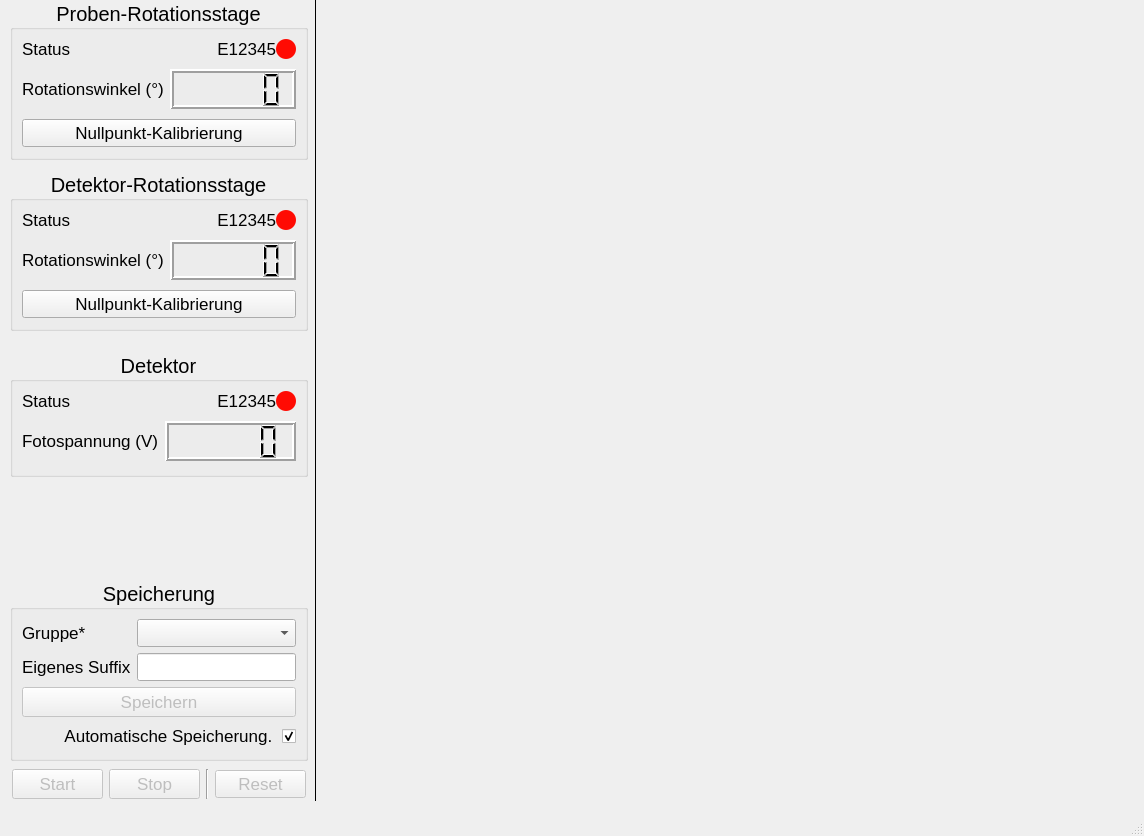
Before: the Qt Designer form polarisation_ui/pyqt/mainwindow.ui in cckssr/polarisation-ui, drawn with Qt 5.
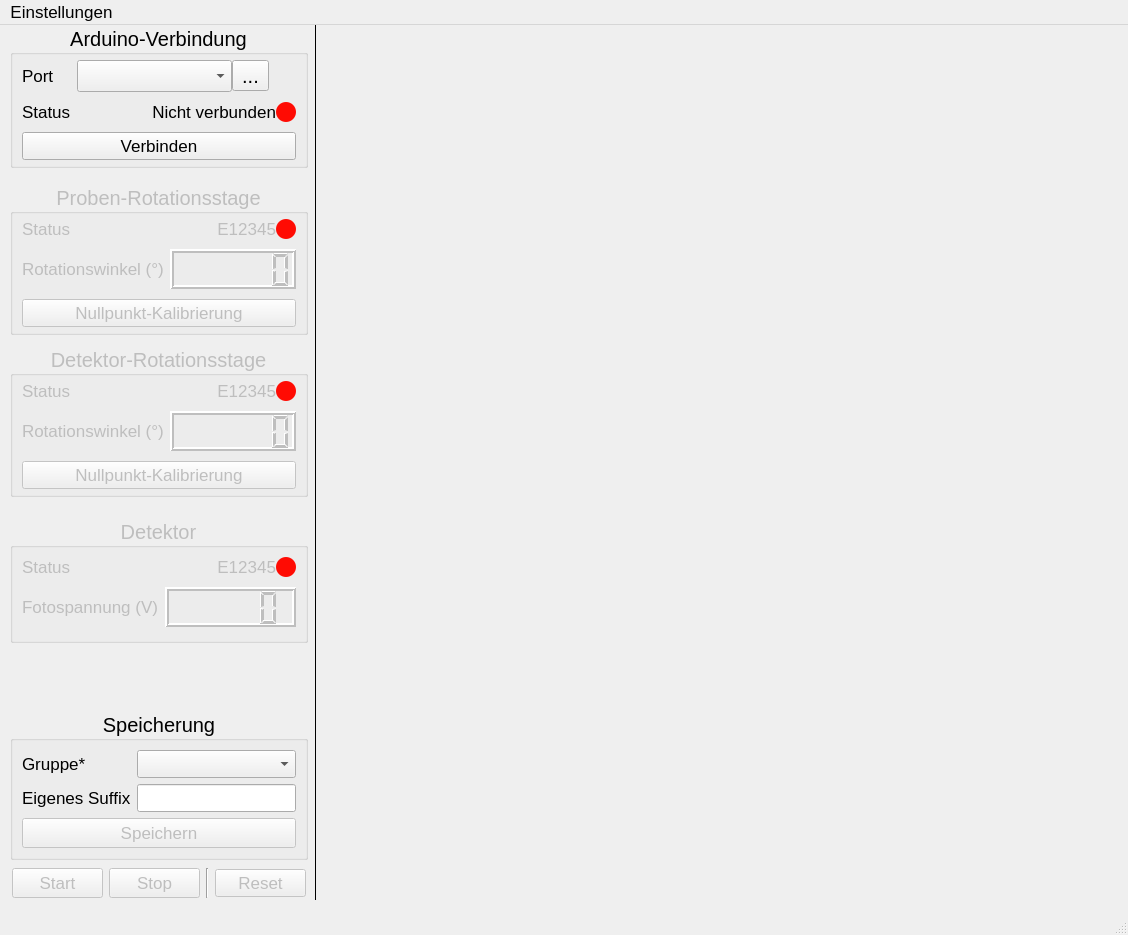
After: the same form once the commit is applied. Icons and pictures are not drawn.

Commit message: feat(ui): Add Arduino connection panel and acquisition settings

```diff
--- a/polarisation_ui/pyqt/mainwindow.ui
+++ b/polarisation_ui/pyqt/mainwindow.ui
@@ -6,14 +6,14 @@
    <rect>
     <x>0</x>
     <y>0</y>
-    <width>1144</width>
-    <height>836</height>
+    <width>1128</width>
+    <height>935</height>
    </rect>
   </property>
   <property name="minimumSize">
    <size>
     <width>0</width>
-    <height>750</height>
+    <height>860</height>
    </size>
   </property>
   <property name="font">
@@ -54,7 +54,7 @@
      </widget>
     </item>
     <item row="0" column="0">
-     <layout class="QVBoxLayout" name="verticalLayout_2">
+     <layout class="QVBoxLayout" name="verticalLayout_2" stretch="0,0,0,0,0,0,0,1,0,0">
       <property name="spacing">
        <number>-1</number>
       </property>
@@ -67,10 +67,240 @@
       <property name="bottomMargin">
        <number>0</number>
       </property>
+      <item>
+       <widget class="QGroupBox" name="live_values_4">
+        <property name="sizePolicy">
+         <sizepolicy hsizetype="Preferred" vsizetype="Minimum">
+          <horstretch>0</horstretch>
+          <verstretch>0</verstretch>
+         </sizepolicy>
+        </property>
+        <property name="minimumSize">
+         <size>
+          <width>0</width>
+          <height>100</height>
+         </size>
+        </property>
+        <property name="font">
+         <font>
+          <pointsize>15</pointsize>
+         </font>
+        </property>
+        <property name="title">
+         <string>Arduino-Verbindung</string>
+        </property>
+        <property name="alignment">
+         <set>Qt::AlignmentFlag::AlignCenter</set>
+        </property>
+        <property name="checkable">
+         <bool>false</bool>
+        </property>
+        <layout class="QFormLayout" name="formLayout_6">
+         <property name="sizeConstraint">
+          <enum>QLayout::SizeConstraint::SetNoConstraint</enum>
+         </property>
+         <property name="fieldGrowthPolicy">
+          <enum>QFormLayout::FieldGrowthPolicy::AllNonFixedFieldsGrow</enum>
+         </property>
+         <property name="labelAlignment">
+          <set>Qt::AlignmentFlag::AlignLeading|Qt::AlignmentFlag::AlignLeft|Qt::AlignmentFlag::AlignVCenter</set>
+         </property>
+         <property name="horizontalSpacing">
+          <number>-1</number>
+         </property>
+         <property name="verticalSpacing">
+          <number>10</number>
+         </property>
+         <property name="topMargin">
+          <number>5</number>
+         </property>
+         <property name="bottomMargin">
+          <number>5</number>
+         </property>
+         <item row="0" column="0">
+          <widget class="QLabel" name="label_9">
+           <property name="sizePolicy">
+            <sizepolicy hsizetype="Preferred" vsizetype="Minimum">
+             <horstretch>0</horstretch>
+             <verstretch>0</verstretch>
+            </sizepolicy>
+           </property>
+           <property name="font">
+            <font>
+             <pointsize>13</pointsize>
+            </font>
+           </property>
+           <property name="text">
+            <string>Port</string>
+           </property>
+           <property name="alignment">
+            <set>Qt::AlignmentFlag::AlignLeading|Qt::AlignmentFlag::AlignLeft|Qt::AlignmentFlag::AlignVCenter</set>
+           </property>
+          </widget>
+         </item>
+         <item row="0" column="1">
+          <layout class="QHBoxLayout" name="horizontalLayout_2">
+           <property name="bottomMargin">
+            <number>0</number>
+           </property>
+           <item>
+            <widget class="QComboBox" name="arduino_ports">
+             <property name="sizePolicy">
+              <sizepolicy hsizetype="Preferred" vsizetype="Minimum">
+               <horstretch>0</horstretch>
+               <verstretch>0</verstretch>
+              </sizepolicy>
+             </property>
+             <property name="maximumSize">
+              <size>
+               <width>155</width>
+               <height>16777215</height>
+              </size>
+             </property>
+            </widget>
+           </item>
+           <item>
+            <widget class="QToolButton" name="ports_refresh">
+             <property name="text">
+              <string>...</string>
+             </property>
+             <property name="icon">
+              <iconset theme="QIcon::ThemeIcon::ViewRefresh"/>
+             </property>
+             <property name="iconSize">
+              <size>
+               <width>14</width>
+               <height>14</height>
+              </size>
+             </property>
+            </widget>
+           </item>
+          </layout>
+         </item>
+         <item row="1" column="0">
+          <widget class="QLabel" name="label_8">
+           <property name="sizePolicy">
+            <sizepolicy hsizetype="Preferred" vsizetype="Minimum">
+             <horstretch>0</horstretch>
+             <verstretch>0</verstretch>
+            </sizepolicy>
+           </property>
+           <property name="font">
+            <font>
+             <pointsize>13</pointsize>
+            </font>
+           </property>
+           <property name="text">
+            <string>Status</string>
+           </property>
+           <property name="alignment">
+            <set>Qt::AlignmentFlag::AlignLeading|Qt::AlignmentFlag::AlignLeft|Qt::AlignmentFlag::AlignVCenter</set>
+           </property>
+          </widget>
+         </item>
+         <item row="1" column="1">
+          <layout class="QHBoxLayout" name="sample_group_3">
+           <item>
+            <widget class="QLabel" name="arduino_status">
+             <property name="sizePolicy">
+              <sizepolicy hsizetype="Preferred" vsizetype="Minimum">
+               <horstretch>0</horstretch>
+               <verstretch>0</verstretch>
+              </sizepolicy>
+             </property>
+             <property name="font">
+              <font>
+               <pointsize>13</pointsize>
+              </font>
+             </property>
+             <property name="text">
+              <string>Nicht verbunden</string>
+             </property>
+             <property name="alignment">
+              <set>Qt::AlignmentFlag::AlignRight|Qt::AlignmentFlag::AlignTrailing|Qt::AlignmentFlag::AlignVCenter</set>
+             </property>
+            </widget>
+           </item>
+           <item>
+            <widget class="QLabel" name="arduino_statusLED">
+             <property name="sizePolicy">
+              <sizepolicy hsizetype="Preferred" vsizetype="Minimum">
+               <horstretch>0</horstretch>
+               <verstretch>0</verstretch>
+              </sizepolicy>
+             </property>
+             <property name="minimumSize">
+              <size>
+               <width>20</width>
+               <height>20</height>
+              </size>
+             </property>
+             <property name="maximumSize">
+              <size>
+               <width>20</width>
+               <height>20</height>
+              </size>
+             </property>
+             <property name="styleSheet">
+              <string notr="true">background-color: rgb(255, 11, 3); border: 0px; padding: 4px; border-radius: 10px</string>
+             </property>
+             <property name="text">
+              <string/>
+             </property>
+            </widget>
+           </item>
+          </layout>
+         </item>
+         <item row="2" column="0" colspan="2">
+          <widget class="QPushButton" name="arduino_connect">
+           <property name="sizePolicy">
+            <sizepolicy hsizetype="Preferred" vsizetype="Minimum">
+             <horstretch>0</horstretch>
+             <verstretch>0</verstretch>
+            </sizepolicy>
+           </property>
+           <property name="minimumSize">
+            <size>
+             <width>0</width>
+             <height>0</height>
+            </size>
+           </property>
+           <property name="font">
+            <font>
+             <pointsize>13</pointsize>
+            </font>
+           </property>
+           <property name="text">
+            <string>Verbinden</string>
+           </property>
+          </widget>
+         </item>
+        </layout>
+       </widget>
+      </item>
+      <item>
+       <spacer name="verticalSpacer_4">
+        <property name="orientation">
+         <enum>Qt::Orientation::Vertical</enum>
+        </property>
+        <property name="sizeType">
+         <enum>QSizePolicy::Policy::Fixed</enum>
+        </property>
+        <property name="sizeHint" stdset="0">
+         <size>
+          <width>20</width>
+          <height>10</height>
+         </size>
+        </property>
+       </spacer>
+      </item>
       <item>
        <widget class="QGroupBox" name="live_values">
+        <property name="enabled">
+         <bool>false</bool>
+        </property>
         <property name="sizePolicy">
-         <sizepolicy hsizetype="Expanding" vsizetype="Preferred">
+         <sizepolicy hsizetype="Expanding" vsizetype="Minimum">
           <horstretch>0</horstretch>
           <verstretch>0</verstretch>
          </sizepolicy>
@@ -78,7 +308,7 @@
         <property name="minimumSize">
          <size>
           <width>0</width>
-          <height>160</height>
+          <height>100</height>
          </size>
         </property>
         <property name="font">
@@ -111,10 +341,16 @@
          <property name="verticalSpacing">
           <number>10</number>
          </property>
+         <property name="topMargin">
+          <number>5</number>
+         </property>
+         <property name="bottomMargin">
+          <number>5</number>
+         </property>
          <item row="0" column="0">
           <widget class="QLabel" name="label_4">
            <property name="sizePolicy">
-            <sizepolicy hsizetype="MinimumExpanding" vsizetype="Preferred">
+            <sizepolicy hsizetype="MinimumExpanding" vsizetype="Minimum">
              <horstretch>0</horstretch>
              <verstretch>0</verstretch>
             </sizepolicy>
@@ -137,7 +373,7 @@
            <item>
             <widget class="QLabel" name="sample_enr">
              <property name="sizePolicy">
-              <sizepolicy hsizetype="Expanding" vsizetype="Preferred">
+              <sizepolicy hsizetype="Expanding" vsizetype="Minimum">
                <horstretch>0</horstretch>
                <verstretch>0</verstretch>
               </sizepolicy>
@@ -157,6 +393,12 @@
            </item>
            <item>
             <widget class="QLabel" name="sample_statusLED">
+             <property name="sizePolicy">
+              <sizepolicy hsizetype="Preferred" vsizetype="Minimum">
+               <horstretch>0</horstretch>
+               <verstretch>0</verstretch>
+              </sizepolicy>
+             </property>
              <property name="minimumSize">
               <size>
                <width>20</width>
@@ -181,6 +423,12 @@
          </item>
          <item row="1" column="0">
           <widget class="QLabel" name="label">
+           <property name="sizePolicy">
+            <sizepolicy hsizetype="Preferred" vsizetype="Minimum">
+             <horstretch>0</horstretch>
+             <verstretch>0</verstretch>
+            </sizepolicy>
+           </property>
            <property name="minimumSize">
             <size>
              <width>0</width>
@@ -219,10 +467,19 @@
            <property name="lineWidth">
             <number>2</number>
            </property>
+           <property name="digitCount">
+            <number>6</number>
+           </property>
           </widget>
          </item>
          <item row="2" column="0" colspan="2">
           <widget class="QPushButton" name="sample_zero">
+           <property name="sizePolicy">
+            <sizepolicy hsizetype="Minimum" vsizetype="Minimum">
+             <horstretch>0</horstretch>
+             <verstretch>0</verstretch>
+            </sizepolicy>
+           </property>
            <property name="minimumSize">
             <size>
              <width>0</width>
@@ -260,8 +517,11 @@
       </item>
       <item>
        <widget class="QGroupBox" name="live_values_2">
+        <property name="enabled">
+         <bool>false</bool>
+        </property>
         <property name="sizePolicy">
-         <sizepolicy hsizetype="Expanding" vsizetype="Preferred">
+         <sizepolicy hsizetype="Expanding" vsizetype="Minimum">
           <horstretch>0</horstretch>
           <verstretch>0</verstretch>
          </sizepolicy>
@@ -269,7 +529,7 @@
         <property name="minimumSize">
          <size>
           <width>0</width>
-          <height>160</height>
+          <height>100</height>
          </size>
         </property>
         <property name="font">
@@ -299,10 +559,16 @@
          <property name="verticalSpacing">
           <number>10</number>
          </property>
+         <property name="topMargin">
+          <number>5</number>
+         </property>
+         <property name="bottomMargin">
+          <number>5</number>
+         </property>
          <item row="0" column="0">
           <widget class="QLabel" name="label_14">
            <property name="sizePolicy">
-            <sizepolicy hsizetype="Expanding" vsizetype="Preferred">
+            <sizepolicy hsizetype="Expanding" vsizetype="Minimum">
              <horstretch>0</horstretch>
              <verstretch>0</verstretch>
             </sizepolicy>
@@ -325,7 +591,7 @@
            <item>
             <widget class="QLabel" name="dstage_enr">
              <property name="sizePolicy">
-              <sizepolicy hsizetype="Expanding" vsizetype="Preferred">
+              <sizepolicy hsizetype="Expanding" vsizetype="Minimum">
                <horstretch>0</horstretch>
                <verstretch>0</verstretch>
               </sizepolicy>
@@ -345,6 +611,12 @@
            </item>
            <item>
             <widget class="QLabel" name="dstage_statusLED">
+             <property name="sizePolicy">
+              <sizepolicy hsizetype="Preferred" vsizetype="Minimum">
+               <horstretch>0</horstretch>
+               <verstretch>0</verstretch>
+              </sizepolicy>
+             </property>
              <property name="minimumSize">
               <size>
                <width>20</width>
@@ -369,6 +641,12 @@
          </item>
          <item row="1" column="0">
           <widget class="QLabel" name="label_11">
+           <property name="sizePolicy">
+            <sizepolicy hsizetype="Preferred" vsizetype="Minimum">
+             <horstretch>0</horstretch>
+             <verstretch>0</verstretch>
+            </sizepolicy>
+           </property>
            <property name="minimumSize">
             <size>
              <width>0</width>
@@ -407,10 +685,19 @@
            <property name="lineWidth">
             <number>2</number>
            </property>
+           <property name="digitCount">
+            <number>6</number>
+           </property>
           </widget>
          </item>
          <item row="2" column="0" colspan="2">
           <widget class="QPushButton" name="dstage_zero_2">
+           <property name="sizePolicy">
+            <sizepolicy hsizetype="Minimum" vsizetype="Minimum">
+             <horstretch>0</horstretch>
+             <verstretch>0</verstretch>
+            </sizepolicy>
+           </property>
            <property name="minimumSize">
             <size>
              <width>0</width>
@@ -448,8 +735,11 @@
       </item>
       <item>
        <widget class="QGroupBox" name="live_values_3">
+        <property name="enabled">
+         <bool>false</bool>
+        </property>
         <property name="sizePolicy">
-         <sizepolicy hsizetype="Expanding" vsizetype="Preferred">
+         <sizepolicy hsizetype="Expanding" vsizetype="Minimum">
           <horstretch>0</horstretch>
           <verstretch>0</verstretch>
          </sizepolicy>
@@ -490,7 +780,7 @@
          <item row="0" column="0">
           <widget class="QLabel" name="label_18">
            <property name="sizePolicy">
-            <sizepolicy hsizetype="MinimumExpanding" vsizetype="Preferred">
+            <sizepolicy hsizetype="MinimumExpanding" vsizetype="Minimum">
              <horstretch>0</horstretch>
              <verstretch>0</verstretch>
             </sizepolicy>
@@ -513,7 +803,7 @@
            <item>
             <widget class="QLabel" name="detector_enr">
              <property name="sizePolicy">
-              <sizepolicy hsizetype="Expanding" vsizetype="Preferred">
+              <sizepolicy hsizetype="Expanding" vsizetype="Minimum">
                <horstretch>0</horstretch>
                <verstretch>0</verstretch>
               </sizepolicy>
@@ -533,6 +823,12 @@
            </item>
            <item>
             <widget class="QLabel" name="detector_statusLED">
+             <property name="sizePolicy">
+              <sizepolicy hsizetype="Preferred" vsizetype="Minimum">
+               <horstretch>0</horstretch>
+               <verstretch>0</verstretch>
+              </sizepolicy>
+             </property>
              <property name="minimumSize">
               <size>
                <width>20</width>
@@ -557,6 +853,12 @@
          </item>
          <item row="1" column="0">
           <widget class="QLabel" name="label_19">
+           <property name="sizePolicy">
+            <sizepolicy hsizetype="Preferred" vsizetype="Minimum">
+             <horstretch>0</horstretch>
+             <verstretch>0</verstretch>
+            </sizepolicy>
+           </property>
            <property name="minimumSize">
             <size>
              <width>0</width>
@@ -619,7 +921,7 @@
         <property name="sizeHint" stdset="0">
          <size>
           <width>20</width>
-          <height>40</height>
+          <height>10</height>
          </size>
         </property>
        </spacer>
@@ -903,52 +1205,6 @@
            </property>
           </widget>
          </item>
-         <item>
-          <layout class="QHBoxLayout" name="horizontalLayout_5">
-           <property name="rightMargin">
-            <number>0</number>
-           </property>
-           <property name="bottomMargin">
-            <number>0</number>
-           </property>
-           <item>
-            <widget class="QCheckBox" name="autoSave">
-             <property name="sizePolicy">
-              <sizepolicy hsizetype="Minimum" vsizetype="Minimum">
-               <horstretch>0</horstretch>
-               <verstretch>0</verstretch>
-              </sizepolicy>
-             </property>
-             <property name="maximumSize">
-              <size>
-               <width>850</width>
-               <height>16777215</height>
-              </size>
-             </property>
-             <property name="font">
-              <font>
-               <pointsize>13</pointsize>
-              </font>
-             </property>
-             <property name="toolTip">
-              <string>&lt;html&gt;&lt;head/&gt;&lt;body&gt;&lt;p&gt;Bei Aktivierung werden die Messungen automatisch im Format:&lt;/p&gt;&lt;p&gt;YYYY_MM_DD-&lt;span style=&quot; font-style:italic;&quot;&gt;Radioaktive Probe&lt;/span&gt;-&lt;span style=&quot; font-style:italic;&quot;&gt;Suffix&lt;/span&gt;.csv&lt;/p&gt;&lt;p&gt;im Ordner Dokumente/Geiger-Mueller/ gespeichert.&lt;/p&gt;&lt;/body&gt;&lt;/html&gt;</string>
-             </property>
-             <property name="layoutDirection">
-              <enum>Qt::LayoutDirection::RightToLeft</enum>
-             </property>
-             <property name="text">
-              <string>Automatische Speicherung. </string>
-             </property>
-             <property name="checked">
-              <bool>true</bool>
-             </property>
-             <property name="tristate">
-              <bool>false</bool>
-             </property>
-            </widget>
-           </item>
-          </layout>
-         </item>
         </layout>
        </widget>
       </item>
@@ -1094,10 +1350,18 @@
     <rect>
      <x>0</x>
      <y>0</y>
-     <width>1144</width>
+     <width>1128</width>
      <height>39</height>
     </rect>
    </property>
+   <widget class="QMenu" name="menuEinstellungen">
+    <property name="title">
+     <string>Einstellungen</string>
+    </property>
+    <addaction name="actionAutomatische_Speicherung_aktiviert"/>
+    <addaction name="actionAquisations_Einstellungen"/>
+   </widget>
+   <addaction name="menuEinstellungen"/>
   </widget>
   <widget class="QStatusBar" name="statusBar"/>
  </widget>
```
Left out of the diff: 43 changed lines with no effect on the pictures. The commit also changes 14 other files.
